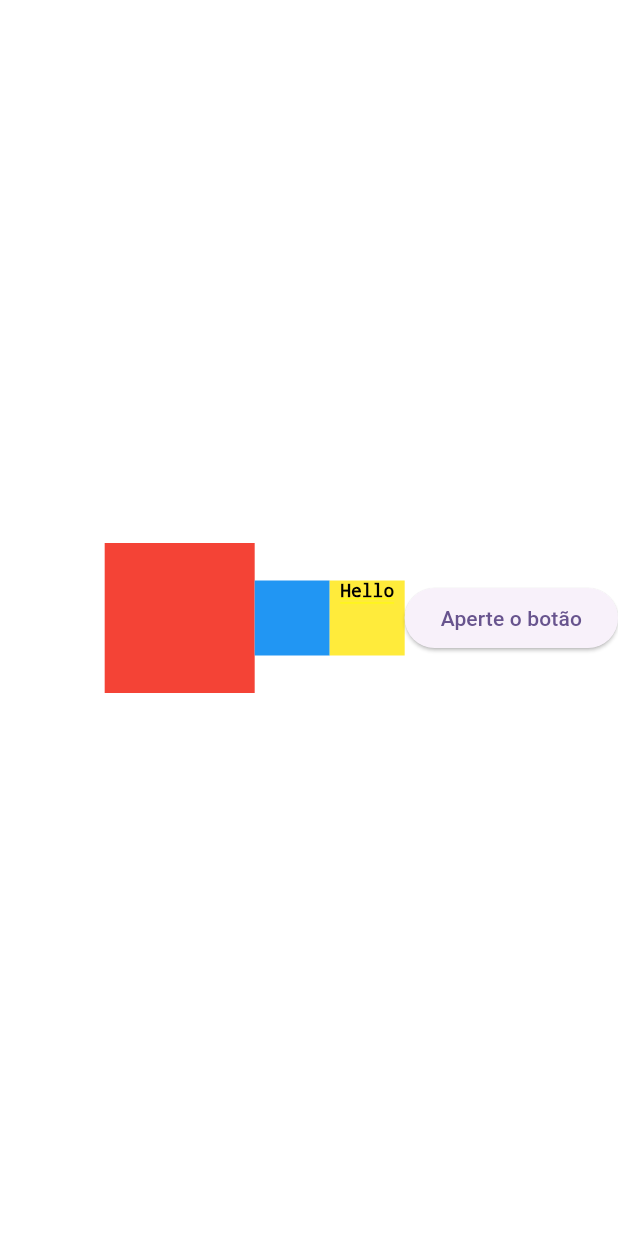
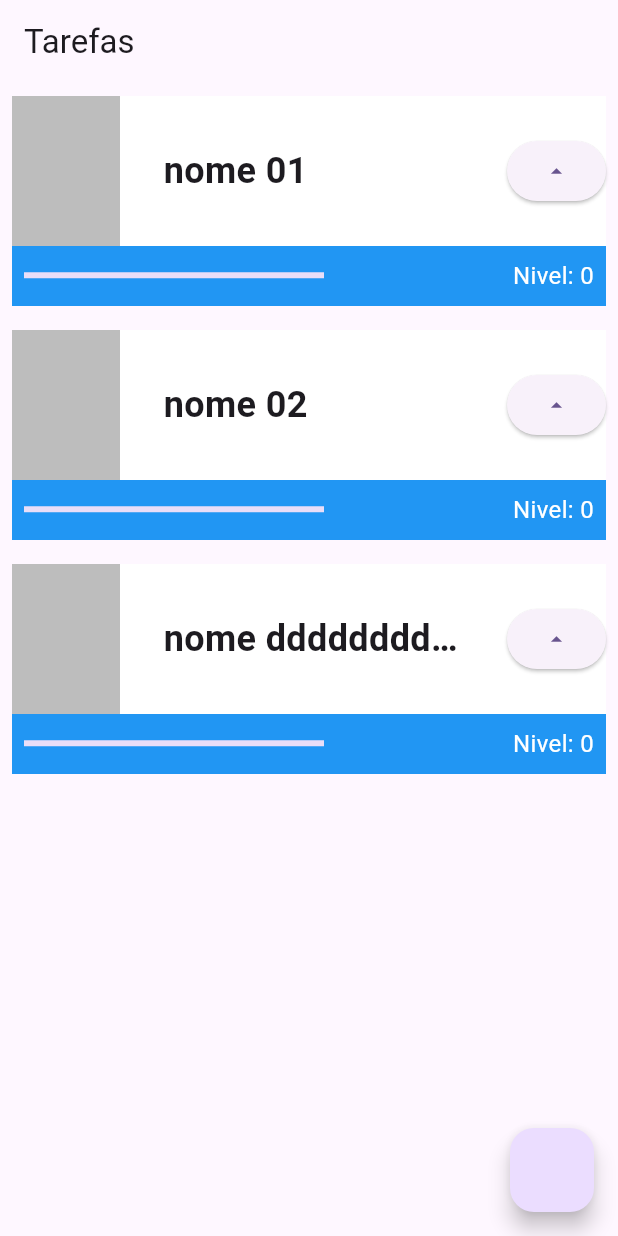
Before and after one commit to LeonardoCamargo31/flutter-alura, a Flutter app: the screen it shows after launch, on a phone screen of 412 x 824 dp. Run offline on Flutter 3.47's test engine with Material 3 defaults, Android fonts, the phone set to English and light mode, and no system bars.

Commit message:
feat: create widget stateful to task

```diff
--- a/lib/main.dart
+++ b/lib/main.dart
@@ -30,21 +30,107 @@ class MyApp extends StatelessWidget {
         // tested with just a hot reload.
         colorScheme: ColorScheme.fromSeed(seedColor: Colors.deepPurple),
       ),
-      home:Row(
-        mainAxisAlignment: MainAxisAlignment.end,
+      home: Scaffold(
+        appBar: AppBar(
+          title: const Text('Tarefas'),
+        ),
+        body: ListView(
+          children: [
+            Task("nome 01"),
+            Task("nome 02"),
+            Task(
+                "nome ddddddddddddddddddddddddddddddddddddddddddddddddddddddddddddd 03"),
+          ],
+        ),
+        floatingActionButton: FloatingActionButton(onPressed: () {}),
+      ),
+    );
+  }
+}
+
+class Task extends StatefulWidget {
+  final String name;
+  const Task(this.name, {super.key});
+
+  @override
+  State<Task> createState() => _TaskState();
+}
+
+class _TaskState extends State<Task> {
+  int nivel = 0;
+
+  void aumentarNivel() {
+    setState(() {
+      nivel++;
+    });
+  }
+
+  @override
+  Widget build(BuildContext context) {
+    return Container(
+      padding: const EdgeInsets.all(8.0),
+      child: Stack(
         children: [
-          Container(color: Colors.red, width: 100, height: 100,),
-          Container(color: Colors.blue, width: 50, height: 50,),
           Container(
-            color: Colors.yellow,
-            width: 50,
-            height: 50,
-            child: Text('Hello', style: TextStyle(color: Colors.black, fontSize: 12),textAlign: TextAlign.center),),
-          ElevatedButton(
-            onPressed: (){
-              print('Você apertou o botão');
-            },
-            child: Text('Aperte o botão'))
+            color: Colors.blue,
+            height: 140,
+          ),
+          Column(
+            children: [
+              Container(
+                color: Colors.white,
+                height: 100,
+                child: Row(
+                  mainAxisAlignment: MainAxisAlignment.spaceBetween,
+                  children: [
+                    Container(
+                      color: Colors.black26,
+                      width: 72,
+                      height: 100,
+                    ),
+                    Container(
+                      width: 200,
+                      child: Text(
+                        widget.name,
+                        style: TextStyle(
+                          fontSize: 24,
+                          fontWeight: FontWeight.bold,
+                          overflow: TextOverflow.ellipsis,
+                        ),
+                      ),
+                    ),
+                    ElevatedButton(
+                        onPressed: () {
+                          aumentarNivel();
+                        },
+                        child: Icon(Icons.arrow_drop_up))
+                  ],
+                ),
+              ),
+              Row(
+                mainAxisAlignment: MainAxisAlignment.spaceBetween,
+                children: [
+                  Padding(
+                    padding: const EdgeInsets.all(8.0),
+                    child: Container(
+                      width: 200,
+                      child: LinearProgressIndicator(
+                        color: Colors.white,
+                        value: nivel / 10,
+                      )
+                    ),
+                  ),
+                  Padding(
+                    padding: const EdgeInsets.all(8.0),
+                    child: Text(
+                    "Nivel: $nivel",
+                    style:  TextStyle(color:Colors.white,fontSize: 16),
+                    ),
+                  )
+                ],
+              ),
+            ],
+          ),
         ],
       ),
     );
--- a/pubspec.yaml
+++ b/pubspec.yaml
@@ -19,7 +19,7 @@ publish_to: 'none' # Remove this line if you wish to publish to pub.dev
 version: 1.0.0+1
 
 environment:
-  sdk: ^3.7.0
+  sdk: ^3.6.1
 
 # Dependencies specify other packages that your package needs in order to work.
 # To automatically upgrade your package dependencies to the latest versions
```
Also changed, not shown: lib/first_page.dart (added), pubspec.lock.
